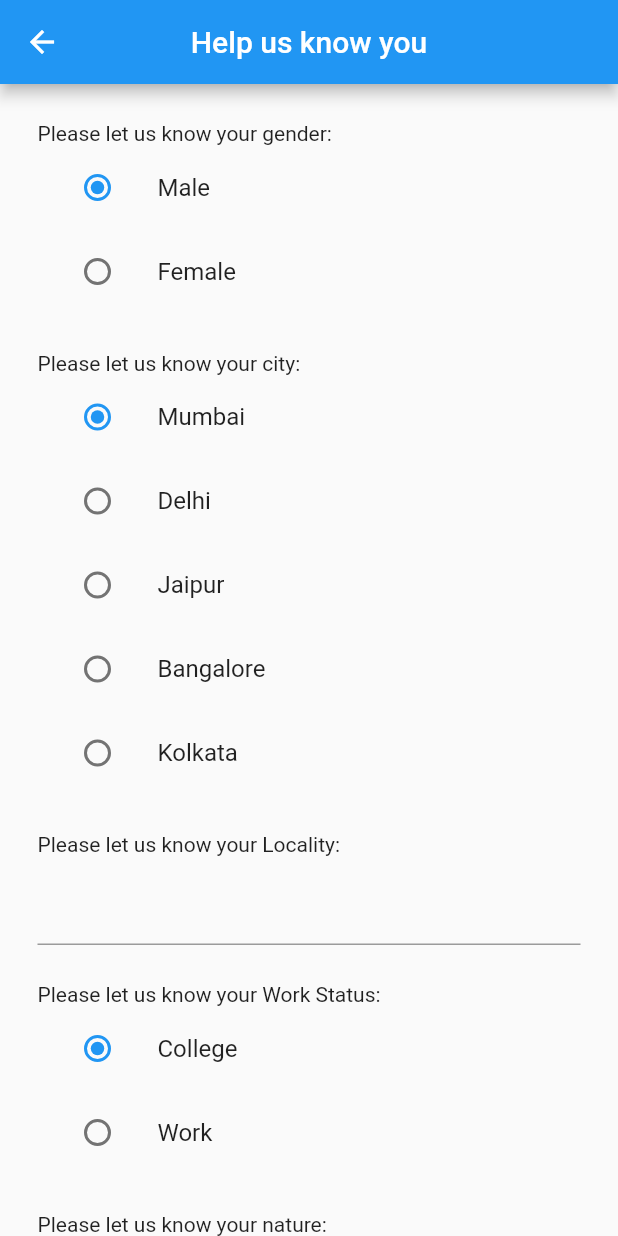
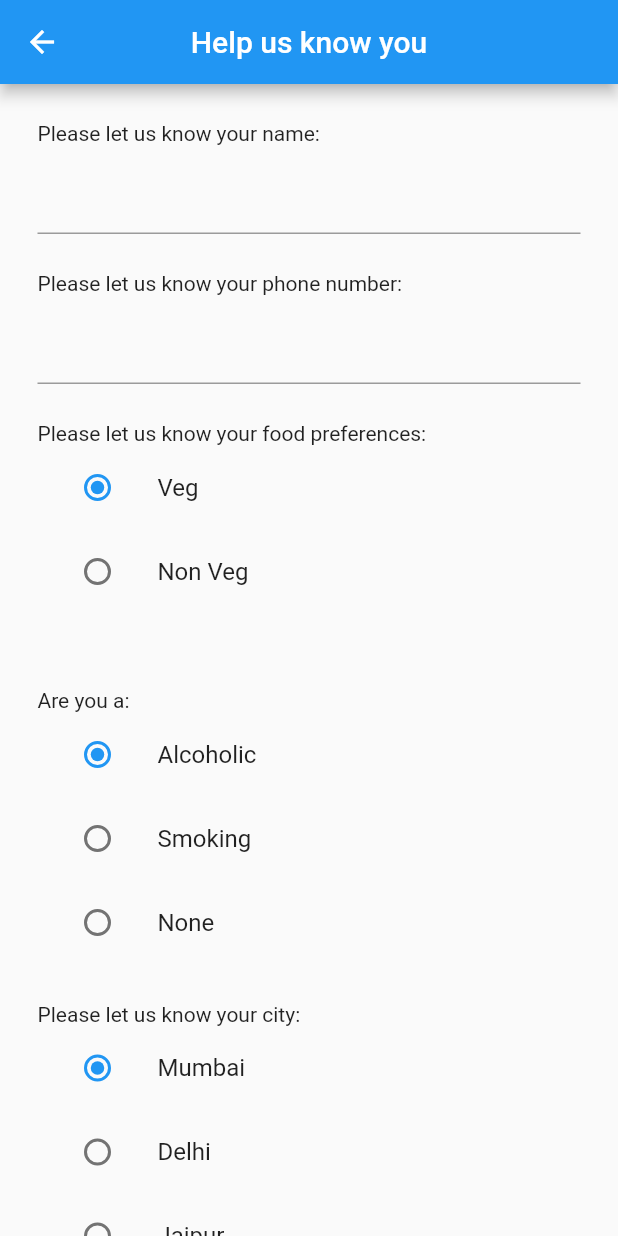
Before and after one commit to Tanvi-15/RoommmateHunt1, a Flutter app: the QuizPage screen opened directly, on a phone screen of 412 x 824 dp. Run offline on Flutter 3.47's test engine with Material 2 defaults, Android fonts, the light colour scheme and no system bars; our stand-ins replace cloud_firestore, firebase_auth, firebase_core, shared_preferences; accounts and stored records are empty.

Commit message:
enhanced ui

```diff
--- a/roommatehunt/lib/Database/Forms.dart
+++ b/roommatehunt/lib/Database/Forms.dart
@@ -1,5 +1,9 @@
 class Forms {
+  String name;
+  String phone;
+  String food;
   String gender;
+  String alcohol;
   String city;
   String locality;
   String status;
@@ -8,11 +12,15 @@ class Forms {
   String budget;
 
 
-  Map<String, dynamic> toJson() => {'gender': gender, 'city': city, 'locality':locality,'status':status,
+  Map<String, dynamic> toJson() => {'name':name,'phone':phone,'food':food,'alcohol':alcohol,'gender': gender, 'city': city, 'locality':locality,'status':status,
   'nature': nature, 'design': design, 'budget': budget};
 
   Forms.fromSnapshot(snapshot)
-      : gender = snapshot.data()['gender'],
+      : name = snapshot.data()['name'],
+      phone = snapshot.data()['phone'],
+      food = snapshot.data()['food'],
+      gender = snapshot.data()['gender'],
+      alcohol = snapshot.data()['alcohol'],
       city = snapshot.data()['city'],
       locality = snapshot.data()['locality'],
       status = snapshot.data()['status'],
--- a/roommatehunt/lib/pages/auth/register_page.dart
+++ b/roommatehunt/lib/pages/auth/register_page.dart
@@ -3,6 +3,7 @@ import 'package:flutter/material.dart';
 import 'package:roommatehunt/helper/helper_function.dart';
 import 'package:roommatehunt/pages/auth/login_page.dart';
 import 'package:roommatehunt/pages/home_page.dart';
+import 'package:roommatehunt/pages/quiz_page.dart';
 import 'package:roommatehunt/service/auth_service.dart';
 import 'package:roommatehunt/widgets/widgets.dart';
 import 'package:flutter/gestures.dart';
@@ -199,7 +200,7 @@ class _RegisterPageState extends State<RegisterPage> {
             await HelperFunctions.saveUserEmailSF(email);
             await HelperFunctions.saveUserNameSF(fullName);
             await obj.savingUserData(fullName, email);
-            nextScreenReplace(context, const HomePage());
+            nextScreenReplace(context, const QuizPage());
           } else {
             showSnackbar(context, Colors.red, value);
             setState(() {
--- a/roommatehunt/lib/pages/profiles.dart
+++ b/roommatehunt/lib/pages/profiles.dart
@@ -32,19 +32,19 @@ class _ProfilesState extends State<Profiles> {
 
   @override
   Widget build(BuildContext context) {
-    return new Scaffold
+    return Scaffold
       (
         resizeToAvoidBottomInset : false,
         backgroundColor: Colors.white,
         body: SingleChildScrollView(
             child:Column(
                 children: <Widget>[
-                SizedBox(height:30),
+                const SizedBox(height:40),
             Text(
               'Profiles',
               style: TextStyle(
                 fontFamily: 'Parisienne',
-                color: Colors.purple[700],
+                color: Colors.blue[700],
                 fontSize: 30,
                 fontWeight: FontWeight.bold,
               ),
--- a/roommatehunt/lib/pages/quiz_page.dart
+++ b/roommatehunt/lib/pages/quiz_page.dart
@@ -19,10 +19,15 @@ class _QuizPageState extends State<QuizPage> {
   String _selectedNo = '1';
   String _selecteda = 'aesthetic';
   String _selecteds = 'silent';
+  String _selectedf = 'Veg';
+  String _selectedalc = 'Alcoholic';
   final budgetController = TextEditingController();
   final areaController = TextEditingController();
+  final nameController = TextEditingController();
+  final phoneController = TextEditingController();
   final _formKey = GlobalKey<FormState>();
   final _textController = TextEditingController();
+  bool? check1 = false, check2 = true, check3 = false;
 
   @override
   Widget build(BuildContext context) {
@@ -40,30 +45,89 @@ class _QuizPageState extends State<QuizPage> {
             child: Column(
               crossAxisAlignment: CrossAxisAlignment.start,
               children: [
-                const Text('Please let us know your gender:'),
+                const Text('Please let us know your name:'),
+                TextFormField(
+                  controller: nameController,
+                  keyboardType: TextInputType.visiblePassword,
+                  decoration:InputDecoration(
+                    labelText:'',
+                    hintText:'Your Name',
+                  ),
+                ),
+                const SizedBox(height: 25),
+                const Text('Please let us know your phone number:'),
+                TextFormField(
+                  controller: phoneController,
+                  keyboardType: TextInputType.visiblePassword,
+                  decoration:InputDecoration(
+                    labelText:'',
+                    hintText:'Your Phone Number',
+                  ),
+                ),
+                const SizedBox(height: 25),
+                const Text('Please let us know your food preferences:'),
                 ListTile(
                   leading: Radio<String>(
-                    value: 'male',
-                    groupValue: _selectedGender,
+                    value: 'Veg',
+                    groupValue: _selectedf,
                     onChanged: (value) {
                       setState(() {
                         _selectedGender = value!;
                       });
                     },
                   ),
-                  title: const Text('Male'),
+                  title: const Text('Veg'),
                 ),
                 ListTile(
                   leading: Radio<String>(
-                    value: 'female',
-                    groupValue: _selectedGender,
+                    value: 'Non Veg',
+                    groupValue: _selectedf,
                     onChanged: (value) {
                       setState(() {
                         _selectedGender = value!;
                       });
                     },
                   ),
-                  title: const Text('Female'),
+                  title: const Text('Non Veg'),
+                ),
+                const SizedBox(height: 25),
+                const SizedBox(height: 25),
+                const Text('Are you a:'),
+                ListTile(
+                  leading: Radio<String>(
+                    value: 'Alcoholic',
+                    groupValue: _selectedalc,
+                    onChanged: (value) {
+                      setState(() {
+                        _selectedGender = value!;
+                      });
+                    },
+                  ),
+                  title: const Text('Alcoholic'),
+                ),
+                ListTile(
+                  leading: Radio<String>(
+                    value: 'Smoker',
+                    groupValue: _selectedalc,
+                    onChanged: (value) {
+                      setState(() {
+                        _selectedGender = value!;
+                      });
+                    },
+                  ),
+                  title: const Text('Smoking'),
+                ),
+                ListTile(
+                  leading: Radio<String>(
+                    value: 'None',
+                    groupValue: _selectedalc,
+                    onChanged: (value) {
+                      setState(() {
+                        _selectedGender = value!;
+                      });
+                    },
+                  ),
+                  title: const Text('None'),
                 ),
                 const SizedBox(height: 25),
                 const Text('Please let us know your city:'),
@@ -267,6 +331,10 @@ class _QuizPageState extends State<QuizPage> {
                 MaterialButton(
                   onPressed: ()
                 {
+                     final String name = nameController.text.trim();
+                     final String phone = phoneController.text.trim();
+                     final String food = _selectedf;
+                     final String alcohol = _selectedalc;
                      final String gender = _selectedGender;
                      final String city = _selectedCity;
                      final String locality = areaController.text.trim();
@@ -278,7 +346,7 @@ class _QuizPageState extends State<QuizPage> {
                           {
                             await DatabaseService(uid: user!.uid)
                                 .updateUserData(
-                                gender, city, locality, status, nature, design, budget);
+                                name,phone,food,alcohol,gender, city, locality, status, nature, design, budget);
                           };
                           final snackBar = SnackBar(
                             content: const Text(
--- a/roommatehunt/lib/service/database.dart
+++ b/roommatehunt/lib/service/database.dart
@@ -137,10 +137,14 @@ class DatabaseService {
   final CollectionReference bookingCollection = FirebaseFirestore.instance
       .collection('interests');
 
-  Future updateUserData(String gender, String city, String locality,String status,String nature, String design, String budget) async
+  Future updateUserData(String name,String phone,String food,String alcohol,String gender, String city, String locality,String status,String nature, String design, String budget) async
   {
     return await bookingCollection.doc(uid).collection('user interests').add(
         {
+          'name':name,
+          'phone':phone,
+          'food':food,
+          'alcohol':alcohol,
           'gender': gender,
           'city': city,
           'locality': locality,
```
Also changed, not shown: roommatehunt/lib/helper/form_card.dart (+33 -9 lines).
